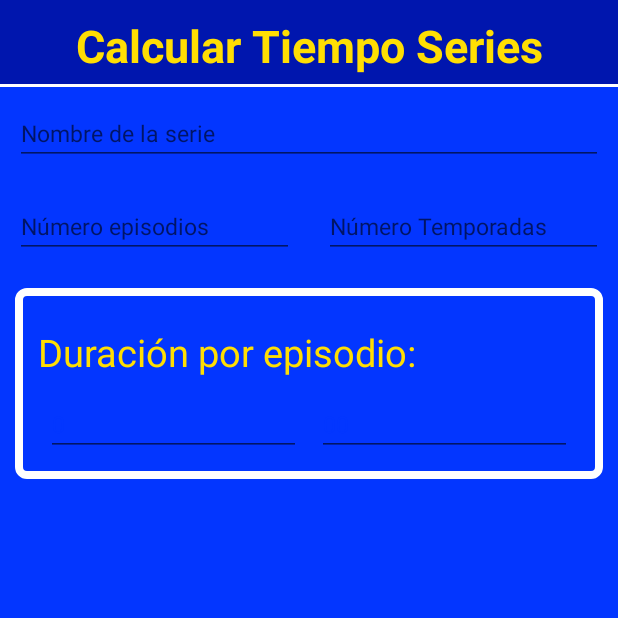
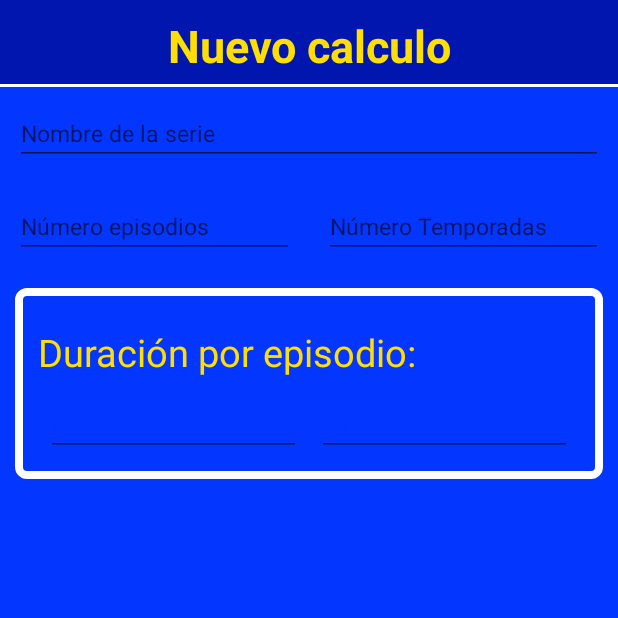
Before and after one commit to JHORJE18/CalcularTiempoSeries, an Android app: the screen it shows after launch (MainActivity), after a tap on "NUEVO CALCULO", on a phone screen of 412 x 824 dp, the top half of it. Run offline under Robolectric (Android 15) with nearby library versions, the phone set to English and light mode, and no system bars; libraries missing offline, so code that uses them is left out: me.everything.android; plain views replace MaterialTextField.

Commit message:
Transición al cambiar fragment

```diff
--- a/app/src/main/java/com/jhorje18/calculartiemposeries/MainActivity.kt
+++ b/app/src/main/java/com/jhorje18/calculartiemposeries/MainActivity.kt
@@ -11,7 +11,7 @@ import kotlinx.android.synthetic.main.activity_main.*
 import kotlinx.android.synthetic.main.activity_main.view.*
 import kotlinx.android.synthetic.main.fragment_principal.*
 
-class MainActivity : AppCompatActivity(), PrincipalFragment.OnFragmentInteractionListener{
+class MainActivity : AppCompatActivity(), PrincipalFragment.OnFragmentInteractionListener, NuevoCalculoFragment.OnFragmentInteractionListener{
 
     override fun onCreate(savedInstanceState: Bundle?) {
         super.onCreate(savedInstanceState)
@@ -25,6 +25,7 @@ class MainActivity : AppCompatActivity(), PrincipalFragment.OnFragmentInteractio
     fun addFragment(fragment: Fragment, addToBackStack: Boolean, tag: String) {
         val manager = supportFragmentManager
         val ft = manager.beginTransaction()
+        ft.setCustomAnimations(R.anim.abc_popup_enter, R.anim.abc_popup_exit, R.anim.abc_popup_enter, R.anim.abc_popup_exit);
 
         if (addToBackStack) {
             ft.addToBackStack(tag)
@@ -45,4 +46,9 @@ class MainActivity : AppCompatActivity(), PrincipalFragment.OnFragmentInteractio
             }
         }
     }
+
+    // Eventos titulo
+    override fun setTitle(title: String) {
+        txtTitulo.setText(title)
+    }
 }
--- a/app/src/main/java/com/jhorje18/calculartiemposeries/NuevoCalculoFragment.kt
+++ b/app/src/main/java/com/jhorje18/calculartiemposeries/NuevoCalculoFragment.kt
@@ -1,25 +1,41 @@
 package com.jhorje18.calculartiemposeries
 
 
+import android.content.Context
 import android.os.Bundle
 import android.support.v4.app.Fragment
 import android.view.LayoutInflater
 import android.view.View
 import android.view.ViewGroup
+import android.widget.Button
 import kotlinx.android.synthetic.main.fragment_nuevo_calculo.view.*
+import kotlinx.android.synthetic.main.fragment_principal.view.*
 import me.everything.android.ui.overscroll.OverScrollDecoratorHelper
 
 class NuevoCalculoFragment : Fragment() {
 
-    override fun onCreateView(
-        inflater: LayoutInflater, container: ViewGroup?,
-        savedInstanceState: Bundle?
-    ): View? {
+
+    var activityCallback :NuevoCalculoFragment.OnFragmentInteractionListener? = null
+
+    override fun onCreateView(inflater: LayoutInflater, container: ViewGroup?, savedInstanceState: Bundle?): View? {
         // Inflate the layout for this fragment
-        val vista = inflater.inflate(R.layout.fragment_nuevo_calculo, container, false)
-        OverScrollDecoratorHelper.setUpOverScroll(vista.scrollNuevoCalculo)
+        val view: View = inflater.inflate(R.layout.fragment_nuevo_calculo, container, false)
+        activityCallback!!.setTitle("Nuevo calculo")
 
-        return vista
+        return view
     }
 
+    override fun onAttach(context: Context?) {
+        super.onAttach(context)
+        try {
+            activityCallback = context as OnFragmentInteractionListener
+        } catch (e: ClassCastException) {
+            throw ClassCastException(context?.toString()
+                    + " must implement ToolbarListener")
+        }
+    }
+
+    interface OnFragmentInteractionListener {
+        fun setTitle(title: String)
+    }
 }
--- a/app/src/main/java/com/jhorje18/calculartiemposeries/PrincipalFragment.kt
+++ b/app/src/main/java/com/jhorje18/calculartiemposeries/PrincipalFragment.kt
@@ -22,6 +22,8 @@ class PrincipalFragment : Fragment(),View.OnClickListener {
     override fun onCreateView(inflater: LayoutInflater, container: ViewGroup?, savedInstanceState: Bundle?): View? {
         // Inflate the layout for this fragment
         val view: View = inflater.inflate(R.layout.fragment_principal, container, false)
+        activityCallback!!.setTitle(getString(R.string.app_name))
+
         view.btnNuevo.setOnClickListener(this)
         view.btnHistorial.setOnClickListener(this)
 
@@ -44,5 +46,6 @@ class PrincipalFragment : Fragment(),View.OnClickListener {
 
     interface OnFragmentInteractionListener {
         fun onButtonClick(btn: Button)
+        fun setTitle(title: String)
     }
 }
```
